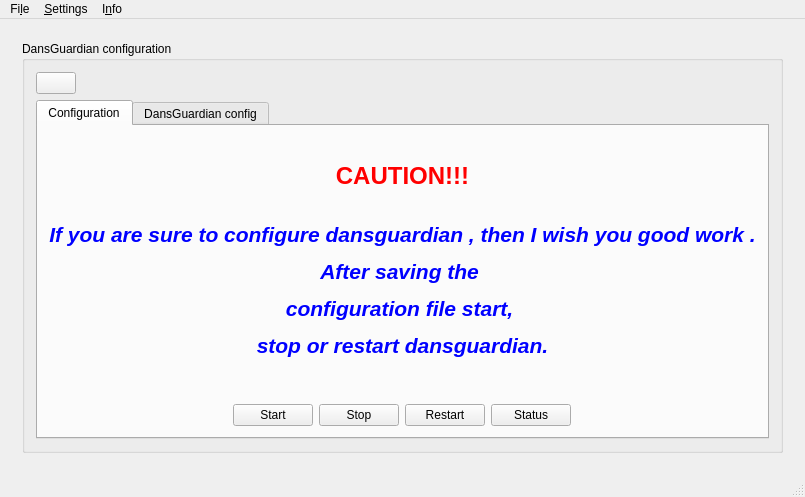
First picture: the form in src/gui/mainwindow.ui, repository kratos83/Squid-gui, before the edit.
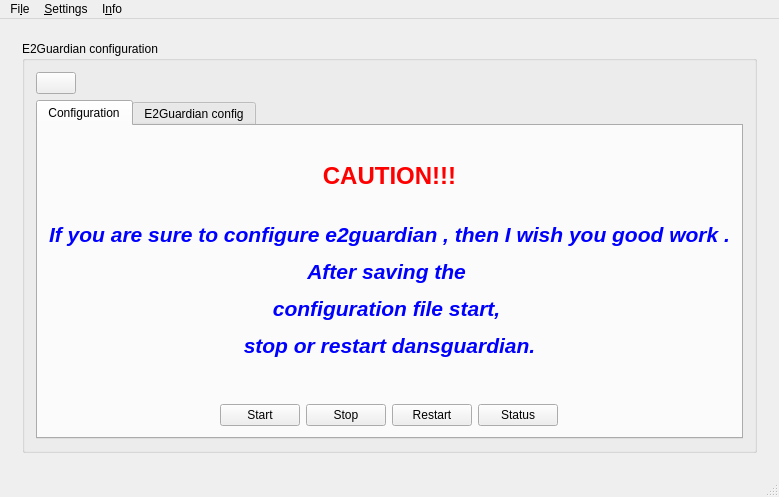
Second picture: the form after the edit. The open tabs and pages were chosen to show the change. Icons and pictures are not drawn.

What changed in the file:
```diff
--- a/src/gui/mainwindow.ui
+++ b/src/gui/mainwindow.ui
@@ -6,7 +6,7 @@
    <rect>
     <x>0</x>
     <y>0</y>
-    <width>752</width>
+    <width>761</width>
     <height>497</height>
    </rect>
   </property>
@@ -533,7 +533,7 @@
         <item row="0" column="0">
          <widget class="QGroupBox" name="groupBox_2">
           <property name="title">
-           <string>DansGuardian configuration</string>
+           <string>E2Guardian configuration</string>
           </property>
           <layout class="QGridLayout" name="gridLayout_5">
            <item row="0" column="0">
@@ -580,7 +580,7 @@
                <item row="1" column="0" colspan="6">
                 <widget class="QLabel" name="label_7">
                  <property name="text">
-                  <string>&lt;html&gt;&lt;head/&gt;&lt;body&gt;&lt;p align=&quot;center&quot;&gt;&lt;span style=&quot; font-size:16pt; font-weight:600; font-style:italic; color:#0000ff;&quot;&gt;If you are sure to configure dansguardian , then I wish you good work .&lt;/span&gt;&lt;/p&gt;&lt;p align=&quot;center&quot;&gt;&lt;a name=&quot;tw-target-text&quot;/&gt;&lt;span style=&quot; font-family:'Ubuntu,UbuntuBeta'; font-size:16pt; font-weight:600; font-style:italic; color:#0000ff;&quot;&gt;A&lt;/span&gt;&lt;span style=&quot; font-family:'Ubuntu,UbuntuBeta'; font-size:16pt; font-weight:600; font-style:italic; color:#0000ff;&quot;&gt;fter saving the &lt;/span&gt;&lt;/p&gt;&lt;p align=&quot;center&quot;&gt;&lt;span style=&quot; font-family:'Ubuntu,UbuntuBeta'; font-size:16pt; font-weight:600; font-style:italic; color:#0000ff;&quot;&gt;configuration file start, &lt;/span&gt;&lt;/p&gt;&lt;p align=&quot;center&quot;&gt;&lt;span style=&quot; font-family:'Ubuntu,UbuntuBeta'; font-size:16pt; font-weight:600; font-style:italic; color:#0000ff;&quot;&gt;stop or restart dansguardian.&lt;/span&gt;&lt;/p&gt;&lt;p&gt;&lt;br/&gt;&lt;/p&gt;&lt;/body&gt;&lt;/html&gt;</string>
+                  <string>&lt;html&gt;&lt;head/&gt;&lt;body&gt;&lt;p align=&quot;center&quot;&gt;&lt;span style=&quot; font-size:16pt; font-weight:600; font-style:italic; color:#0000ff;&quot;&gt;If you are sure to configure e2guardian , then I wish you good work .&lt;/span&gt;&lt;/p&gt;&lt;p align=&quot;center&quot;&gt;&lt;a name=&quot;tw-target-text&quot;/&gt;&lt;span style=&quot; font-family:'Ubuntu,UbuntuBeta'; font-size:16pt; font-weight:600; font-style:italic; color:#0000ff;&quot;&gt;A&lt;/span&gt;&lt;span style=&quot; font-family:'Ubuntu,UbuntuBeta'; font-size:16pt; font-weight:600; font-style:italic; color:#0000ff;&quot;&gt;fter saving the &lt;/span&gt;&lt;/p&gt;&lt;p align=&quot;center&quot;&gt;&lt;span style=&quot; font-family:'Ubuntu,UbuntuBeta'; font-size:16pt; font-weight:600; font-style:italic; color:#0000ff;&quot;&gt;configuration file start, &lt;/span&gt;&lt;/p&gt;&lt;p align=&quot;center&quot;&gt;&lt;span style=&quot; font-family:'Ubuntu,UbuntuBeta'; font-size:16pt; font-weight:600; font-style:italic; color:#0000ff;&quot;&gt;stop or restart dansguardian.&lt;/span&gt;&lt;/p&gt;&lt;p&gt;&lt;br/&gt;&lt;/p&gt;&lt;/body&gt;&lt;/html&gt;</string>
                  </property>
                 </widget>
                </item>
@@ -642,7 +642,7 @@
              </widget>
              <widget class="QWidget" name="tab_4">
               <attribute name="title">
-               <string>DansGuardian config</string>
+               <string>E2Guardian config</string>
               </attribute>
               <layout class="QGridLayout" name="gridLayout_24">
                <item row="1" column="0">
@@ -729,8 +729,8 @@
     <rect>
      <x>0</x>
      <y>0</y>
-     <width>752</width>
-     <height>30</height>
+     <width>761</width>
+     <height>29</height>
     </rect>
    </property>
    <widget class="QMenu" name="menuFile">
```
Left out of the diff: 16 changed lines with no effect on the pictures.
